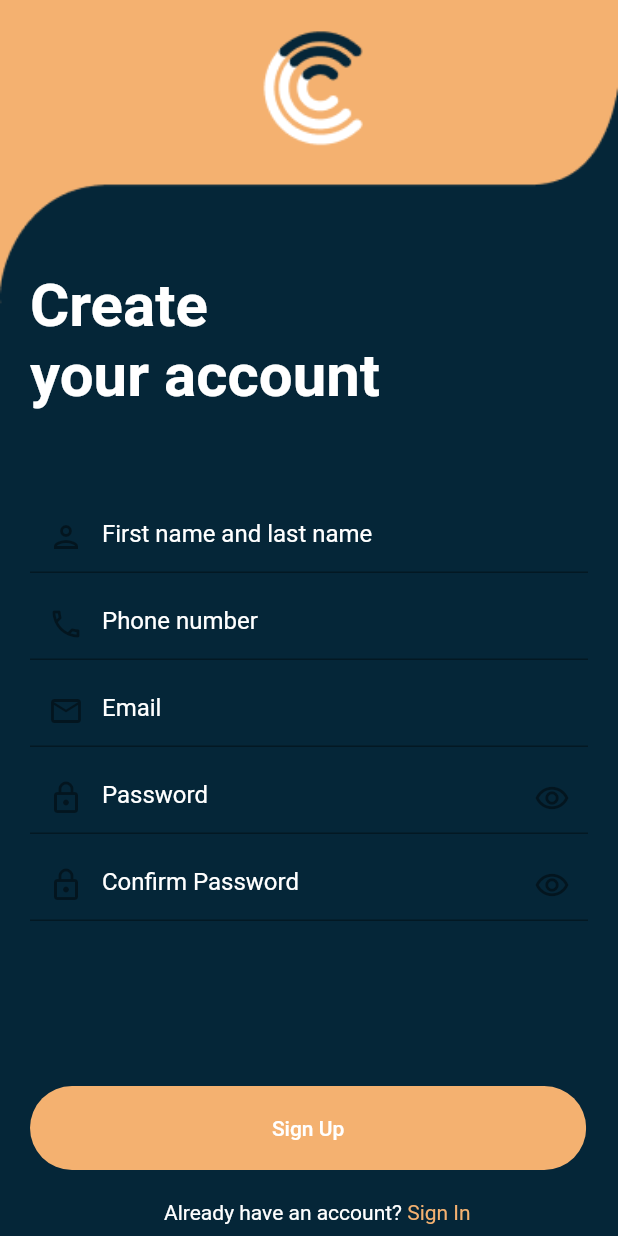
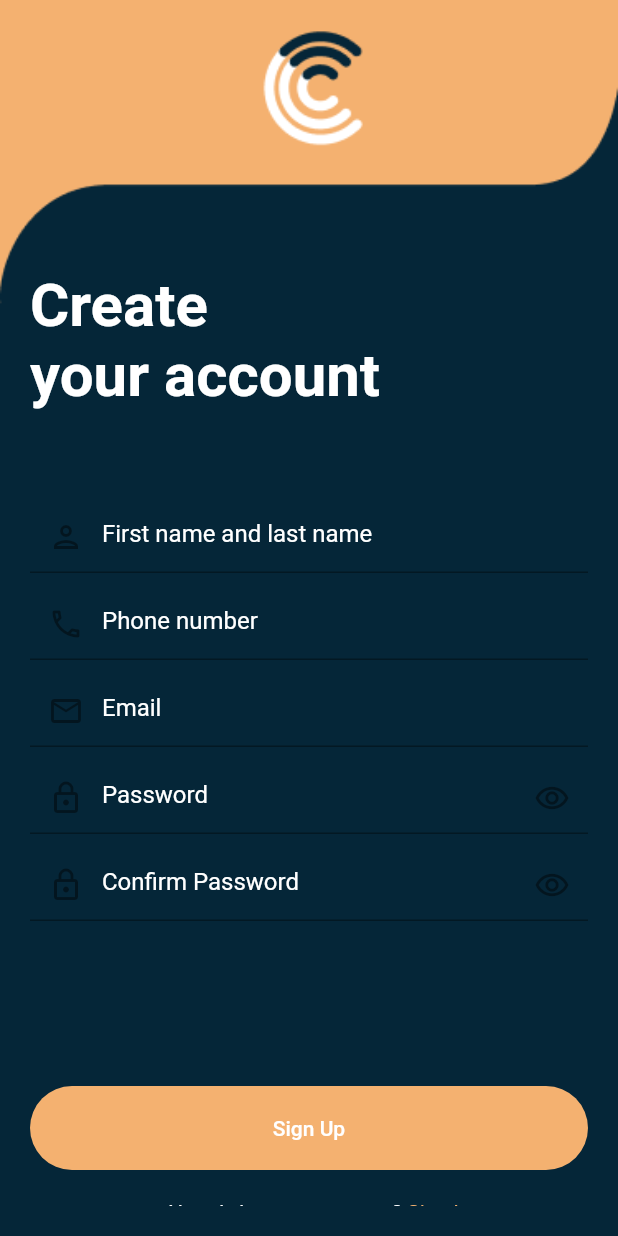
Before and after one commit to Siyabulela/Connect-buddy-2, a Flutter app: the SignupScreen screen opened directly, on a phone screen of 412 x 824 dp. Run offline on Flutter 3.47's test engine with Material 2 defaults, Android fonts, the phone set to English and light mode, and no system bars; our stand-ins replace cloud_firestore, firebase_auth, firebase_core, flutter_swiper, google_maps_flutter, location; accounts and stored records are empty; network calls fail.

Commit message:
removed bugs

```diff
--- a/lib/Screens/Welcome/signup_screen.dart
+++ b/lib/Screens/Welcome/signup_screen.dart
@@ -106,6 +106,7 @@ class _SignupScreenState extends State<SignupScreen> {
   Widget build(BuildContext context) {
     Size size = MediaQuery.of(context).size;
     return Scaffold(
+      resizeToAvoidBottomPadding: false,
       body: Container(
         padding: EdgeInsets.all(20),
         width: double.infinity,
@@ -115,8 +116,8 @@ class _SignupScreenState extends State<SignupScreen> {
             fit: BoxFit.cover,
           ),
         ),
-        child: Column(
-          crossAxisAlignment: CrossAxisAlignment.start,
+        child: ListView(
+          // crossAxisAlignment: CrossAxisAlignment.start,
           children: <Widget>[
             SizedBox(
               height: 160,
@@ -138,6 +139,7 @@ class _SignupScreenState extends State<SignupScreen> {
               onSubmitted: (value) {
                 _passwordFocusNode.requestFocus();
               },
+              style: TextStyle(color: Colors.white),
               keyboardType: TextInputType.name,
               decoration: InputDecoration(
                   prefixIcon: Icon(Icons.person_outlined),
@@ -156,6 +158,7 @@ class _SignupScreenState extends State<SignupScreen> {
               onSubmitted: (value) {
                 _passwordFocusNode.requestFocus();
               },
+              style: TextStyle(color: Colors.white),
               keyboardType: TextInputType.number,
               decoration: InputDecoration(
                   prefixIcon: Icon(Icons.phone_outlined),
@@ -174,6 +177,7 @@ class _SignupScreenState extends State<SignupScreen> {
               onSubmitted: (value) {
                 _passwordFocusNode.requestFocus();
               },
+              style: TextStyle(color: Colors.white),
               keyboardType: TextInputType.emailAddress,
               decoration: InputDecoration(
                   prefixIcon: Icon(Icons.email_outlined),
@@ -193,6 +197,7 @@ class _SignupScreenState extends State<SignupScreen> {
               onSubmitted: (value) {
                 _submitForm();
               },
+              style: TextStyle(color: Colors.white),
               keyboardType: TextInputType.visiblePassword,
               decoration: InputDecoration(
                   prefixIcon: Icon(Icons.lock_outlined),
@@ -213,6 +218,7 @@ class _SignupScreenState extends State<SignupScreen> {
               onSubmitted: (value) {
                 _submitForm();
               },
+              style: TextStyle(color: Colors.white),
               keyboardType: TextInputType.visiblePassword,
               decoration: InputDecoration(
                   prefixIcon: Icon(Icons.lock_outlined),
--- a/pubspec.yaml
+++ b/pubspec.yaml
@@ -26,6 +26,7 @@ dependencies:
   cloud_firestore: ^0.14.0+2
   google_maps_flutter: ^0.5.11
   location: ^3.2.4
+  google_sign_in: ^4.4.4
   geolocator: ^6.2.0
 
 dev_dependencies:
```
Also changed, not shown: lib/Screens/Welcome/login_screen.dart (+6 -2 lines), lib/Screens/signInwith_Google.dart (added), pubspec.lock.
